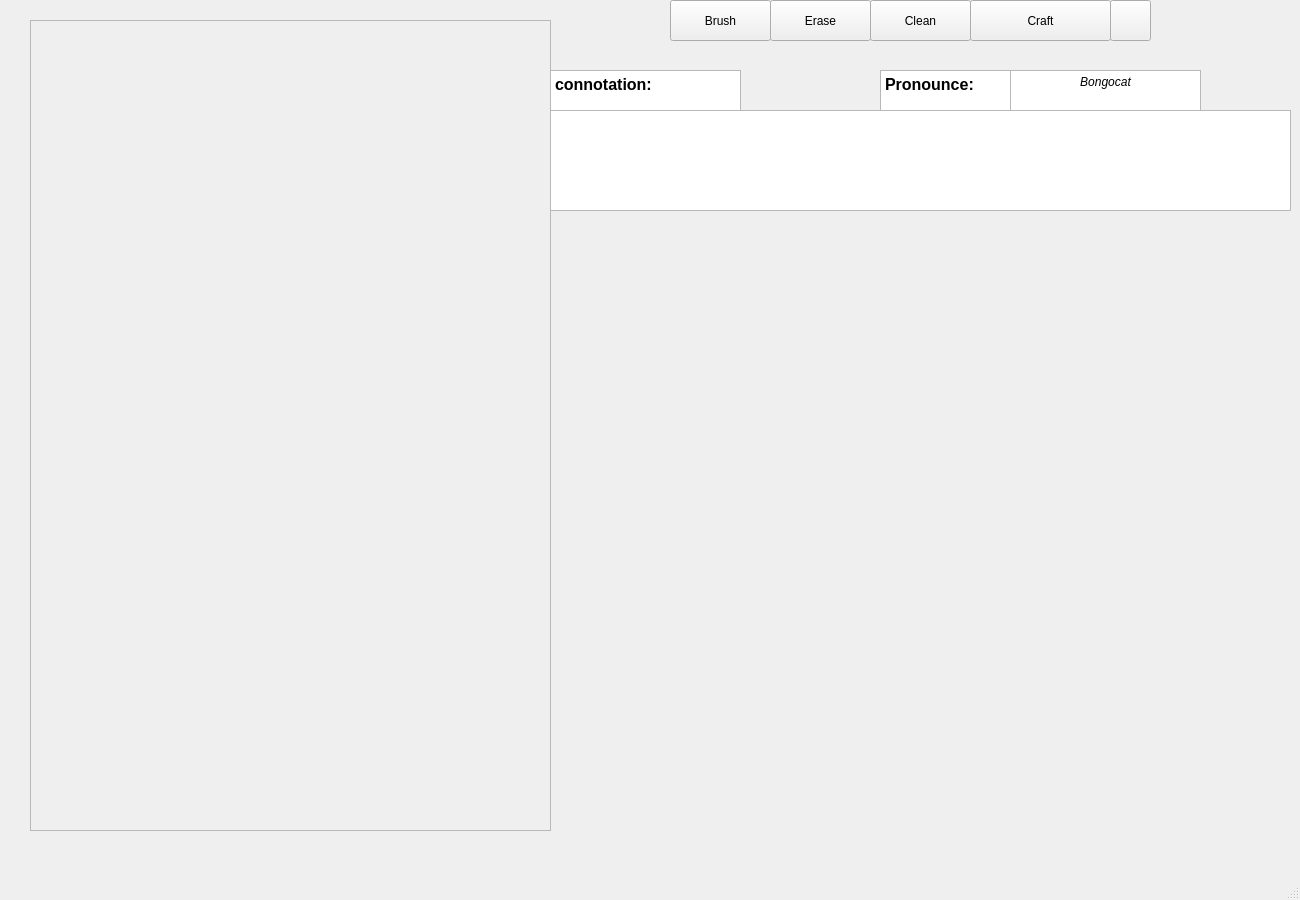
Qt form educationalapp.ui (University-of-Utah-CS3505/a9-edu-app-f24) before a commit.
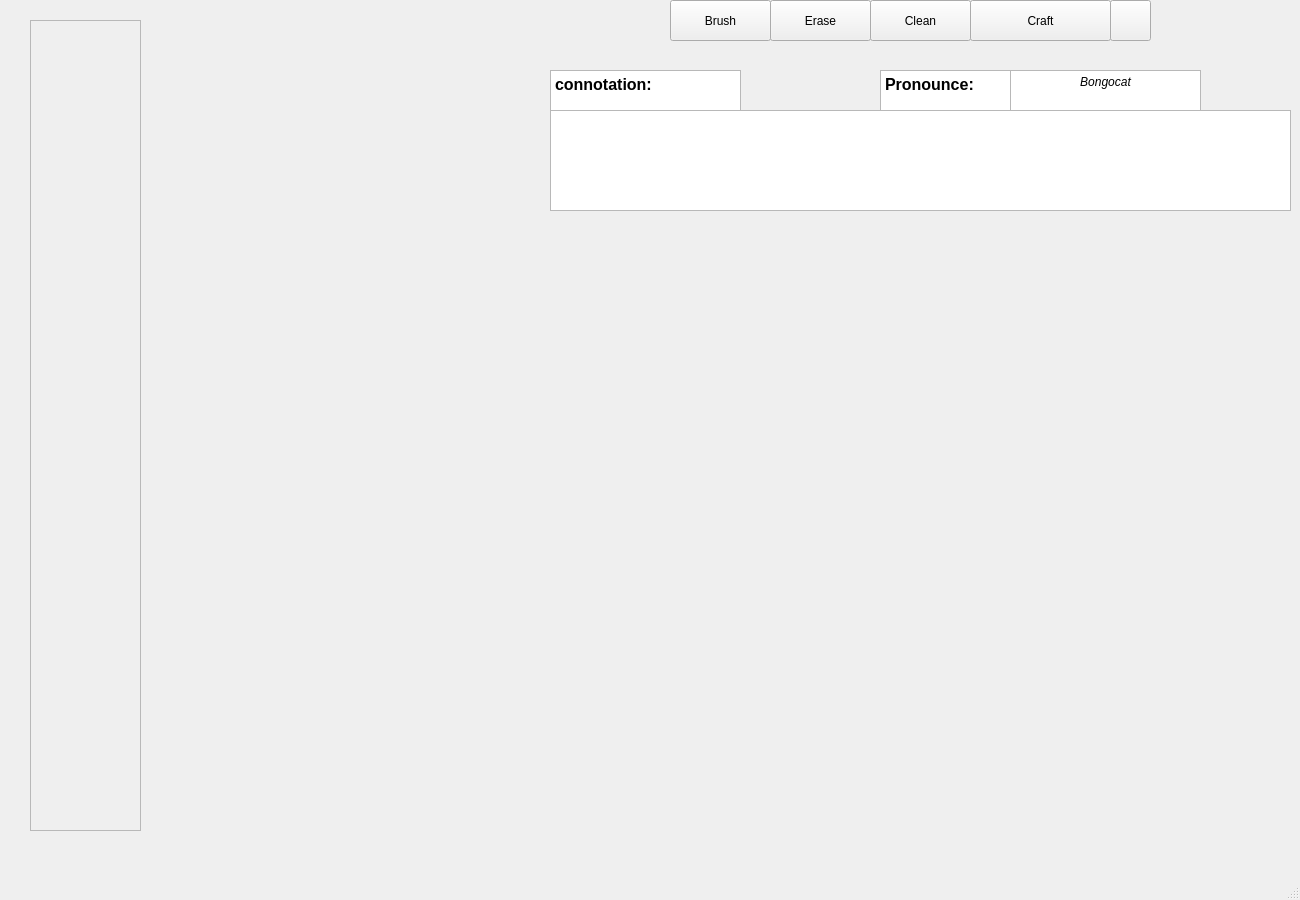
The same form after that commit. Icons and pictures are not drawn. Custom widgets are drawn as their Qt base class.

Commit message: Can add button to ui

```diff
--- a/educationalapp.ui
+++ b/educationalapp.ui
@@ -32,7 +32,7 @@
      <rect>
       <x>30</x>
       <y>20</y>
-      <width>521</width>
+      <width>111</width>
       <height>811</height>
      </rect>
     </property>
@@ -44,7 +44,7 @@
       <rect>
        <x>0</x>
        <y>0</y>
-       <width>519</width>
+       <width>109</width>
        <height>809</height>
       </rect>
      </property>
```
Left out of the diff: 18 changed lines with no effect on the pictures. The commit also changes 4 other files.
